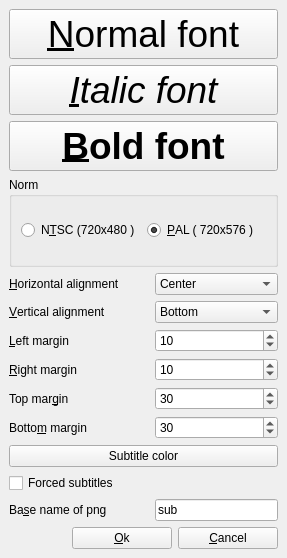
First picture: the form in dvdtools/submgmt-qt4/qt4genpngwnd.ui, repository rickyrockrat/dvd-tools, before the edit.
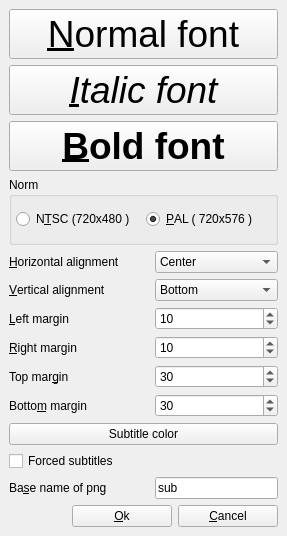
Second picture: the form after the edit.

The edit to the form file:
```diff
--- a/dvdtools/submgmt-qt4/qt4genpngwnd.ui
+++ b/dvdtools/submgmt-qt4/qt4genpngwnd.ui
@@ -9,7 +9,7 @@
     <x>0</x>
     <y>0</y>
     <width>287</width>
-    <height>558</height>
+    <height>536</height>
    </rect>
   </property>
   <property name="windowTitle" >
@@ -97,11 +97,20 @@
       <string>Norm</string>
      </property>
      <layout class="QHBoxLayout" >
-      <property name="margin" >
-       <number>9</number>
-      </property>
       <property name="spacing" >
-       <number>6</number>
+       <number>4</number>
+      </property>
+      <property name="leftMargin" >
+       <number>4</number>
+      </property>
+      <property name="topMargin" >
+       <number>4</number>
+      </property>
+      <property name="rightMargin" >
+       <number>4</number>
+      </property>
+      <property name="bottomMargin" >
+       <number>4</number>
       </property>
       <item>
        <widget class="QRadioButton" name="rbNTSC" >
```
Left out of the diff: 150 changed lines with no effect on the pictures.
